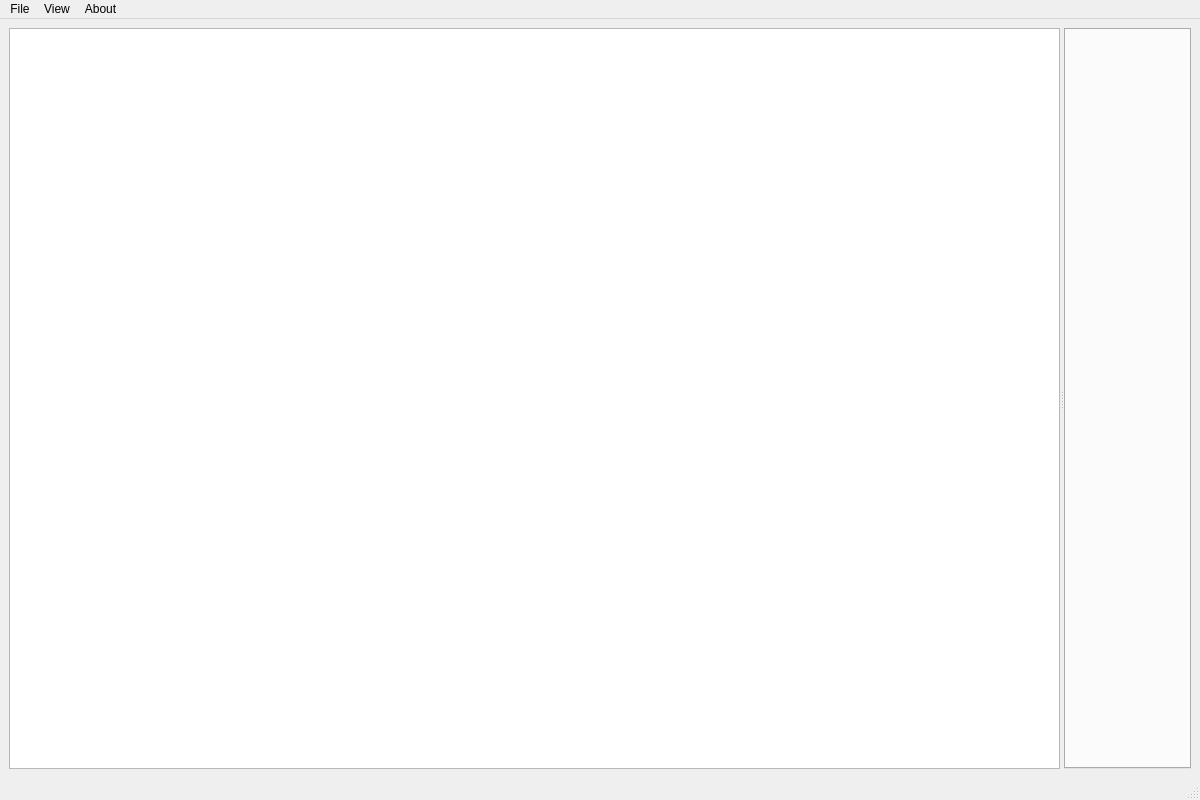
Above: pcspdfviewer/src/mainwindow.ui from N1vn0vem8er/pineconesnake before the change. Below: the same form after it.
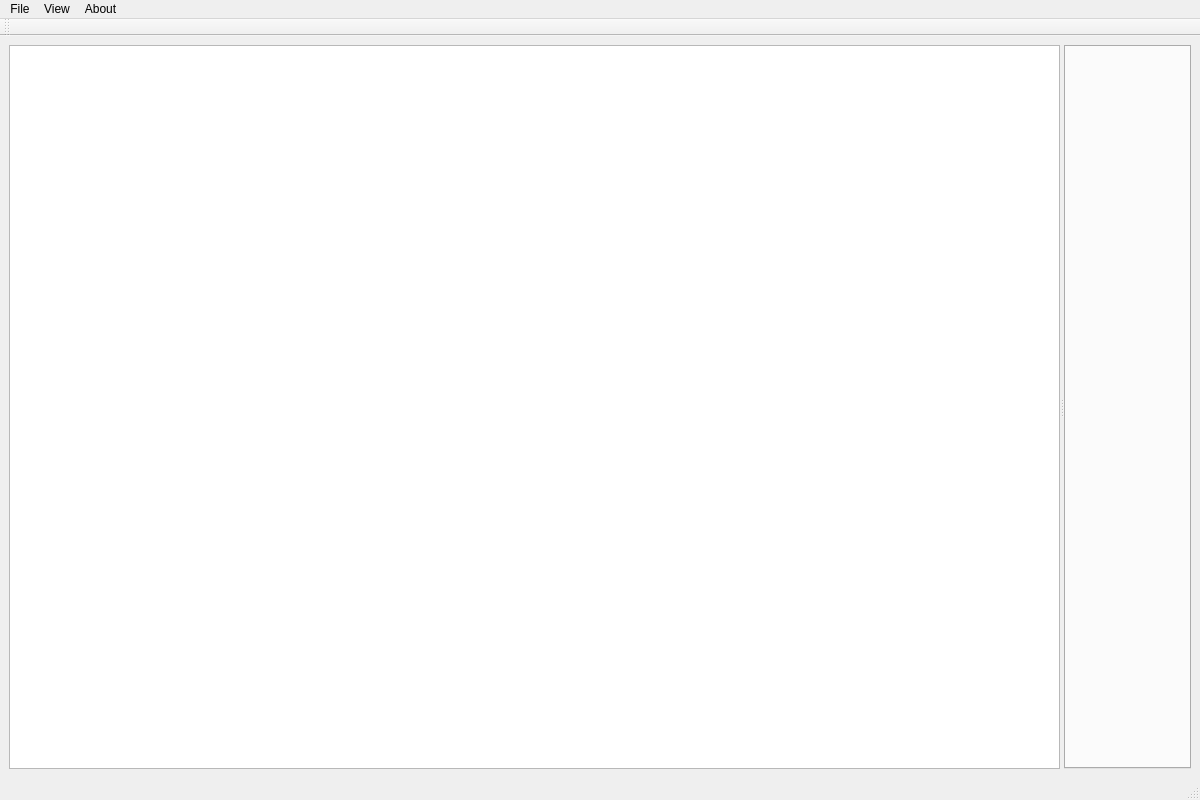
That is the form after the change. Icons and pictures are not drawn.

Commit message: Added page selector

```diff
--- a/pcspdfviewer/src/mainwindow.ui
+++ b/pcspdfviewer/src/mainwindow.ui
@@ -76,6 +76,17 @@
    <addaction name="menuAbout"/>
   </widget>
   <widget class="QStatusBar" name="statusbar"/>
+  <widget class="QToolBar" name="toolBar">
+   <property name="windowTitle">
+    <string>toolBar</string>
+   </property>
+   <attribute name="toolBarArea">
+    <enum>TopToolBarArea</enum>
+   </attribute>
+   <attribute name="toolBarBreak">
+    <bool>false</bool>
+   </attribute>
+  </widget>
   <action name="actionOpen">
    <property name="icon">
     <iconset theme="QIcon::ThemeIcon::DocumentOpen"/>
```
The commit also changes 2 other files.
